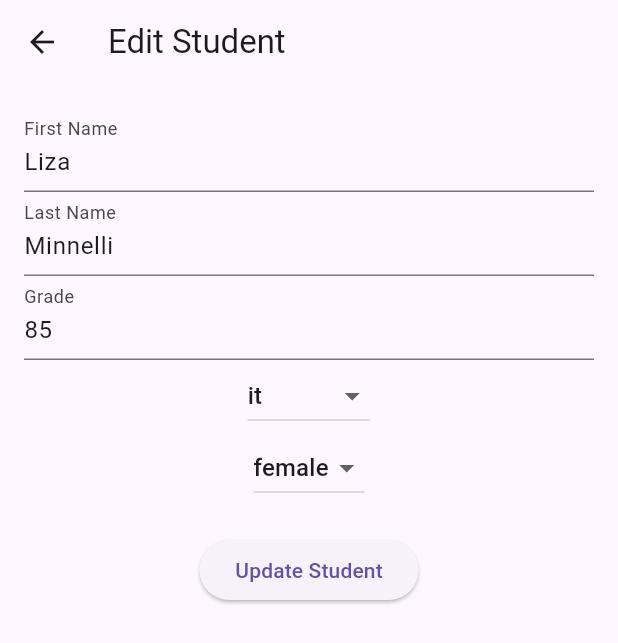
After one commit to kseniia-movchan/lr2, a Flutter app: the screen it shows after launch, after a tap on an icon or button, on a phone screen of 412 x 824 dp. The commit adds this screen. Shown: the top 643 px of the screen. Run offline on Flutter 3.47's test engine with Material 3 defaults, Android fonts, the phone set to English and light mode, and no system bars.

Commit message:
second commit

```diff
--- a/lib/main.dart
+++ b/lib/main.dart
@@ -16,6 +16,8 @@ void main() {
 
 // Головний клас додатку
 class MyApp extends StatelessWidget {
+  const MyApp({super.key});
+
   @override
   Widget build(BuildContext context) {
     return MaterialApp(
@@ -58,6 +60,7 @@ class StudentListScreen extends StatelessWidget {
       gender: Gender.male,
     ),
   ];
+
 
   // Вибір кольору залежно від статі
   Color _getGenderColor(Gender gender) {
--- /dev/null
+++ b/lib/widgets/new_student.dart
@@ -0,0 +1,116 @@
+import 'package:flutter/material.dart';
+import 'students.dart';
+
+// Оновлений екран NewStudent
+class NewStudent extends StatefulWidget {
+  final Student? student; // Можливість отримати існуючого студента для редагування
+
+  const NewStudent({Key? key, this.student}) : super(key: key);
+
+  @override
+  _NewStudentState createState() => _NewStudentState();
+}
+
+class _NewStudentState extends State<NewStudent> {
+  final TextEditingController firstNameController = TextEditingController();
+  final TextEditingController lastNameController = TextEditingController();
+  final TextEditingController gradeController = TextEditingController();
+
+  Department? selectedDepartment;
+  Gender? selectedGender;
+
+  @override
+  void initState() {
+    super.initState();
+    if (widget.student != null) {
+      firstNameController.text = widget.student!.firstName;
+      lastNameController.text = widget.student!.lastName;
+      gradeController.text = widget.student!.grade.toString();
+      selectedDepartment = widget.student!.department;
+      selectedGender = widget.student!.gender;
+    }
+  }
+
+  @override
+  Widget build(BuildContext context) {
+    return Scaffold(
+      appBar: AppBar(
+        title: Text(widget.student == null ? 'Add Student' : 'Edit Student'),
+      ),
+      body: Padding(
+        padding: const EdgeInsets.all(16.0),
+        child: Column(
+          children: [
+            TextField(
+              controller: firstNameController,
+              decoration: const InputDecoration(labelText: 'First Name'),
+            ),
+            TextField(
+              controller: lastNameController,
+              decoration: const InputDecoration(labelText: 'Last Name'),
+            ),
+            TextField(
+              controller: gradeController,
+              decoration: const InputDecoration(labelText: 'Grade'),
+              keyboardType: TextInputType.number,
+            ),
+            DropdownButton<Department>(
+              value: selectedDepartment,
+              onChanged: (Department? newValue) {
+                setState(() {
+                  selectedDepartment = newValue;
+                });
+              },
+              items: Department.values.map<DropdownMenuItem<Department>>((Department value) {
+                return DropdownMenuItem<Department>(
+                  value: value,
+                  child: Text(value.toString().split('.').last),
+                );
+              }).toList(),
+            ),
+            DropdownButton<Gender>(
+              value: selectedGender,
+              onChanged: (Gender? newValue) {
+                setState(() {
+                  selectedGender = newValue;
+                });
+              },
+              items: Gender.values.map<DropdownMenuItem<Gender>>((Gender value) {
+                return DropdownMenuItem<Gender>(
+                  value: value,
+                  child: Text(value.toString().split('.').last),
+                );
+              }).toList(),
+            ),
+            SizedBox(height: 20),
+            ElevatedButton(
+              onPressed: () {
+                if (firstNameController.text.isNotEmpty && lastNameController.text.isNotEmpty && gradeController.text.isNotEmpty && selectedDepartment != null && selectedGender != null) {
+                  final newStudent = Student(
+                    firstName: firstNameController.text,
+                    lastName: lastNameController.text,
+                    department: selectedDepartment!,
+                    grade: int.parse(gradeController.text),
+                    gender: selectedGender!,
+                  );
+
+                  if (widget.student != null) {
+                    Navigator.pop(context, newStudent);
+                  } else {
+                    Navigator.pop(context, newStudent);
+                  }
+                } else {
+
+                  ScaffoldMessenger.of(context).showSnackBar(
+                    SnackBar(content: Text('Please fill all fields')),
+                  );
+                }
+              },
+              child: Text(widget.student == null ? 'Add Student' : 'Update Student'),
+            ),
+          ],
+        ),
+      ),
+    );
+  }
+}
--- a/lib/widgets/student_item.dart
+++ b/lib/widgets/student_item.dart
@@ -4,7 +4,7 @@ import 'students.dart';
 class StudentItem extends StatelessWidget {
   final Student student;
 
-  const StudentItem({Key? key, required this.student}) : super(key: key);
+  const StudentItem({super.key, required this.student});
 
   Color _getGenderColor(Gender gender) {
     return gender == Gender.male ? Colors.blue : Colors.pink;
--- a/lib/widgets/students.dart
+++ b/lib/widgets/students.dart
@@ -1,12 +1,16 @@
 import 'package:flutter/material.dart';
 import 'student_item.dart';
+import 'new_student.dart';
 
-// Enum для департаменту
 enum Department { finance, law, it, medical }
-
-// Enum для статі
 enum Gender { male, female }
 
+class StudentsScreen extends StatefulWidget {
+  const StudentsScreen({super.key});
+
+  @override
+  _StudentsScreenState createState() => _StudentsScreenState();
+}
 // Клас Student
 class Student {
   final String firstName;
@@ -25,7 +29,7 @@ class Student {
 }
 
 //StudentsScreen
-class StudentsScreen extends StatelessWidget {
+class _StudentsScreenState extends State<StudentsScreen> {
 
   final List<Student> students = [
     Student(
@@ -33,21 +37,21 @@ class StudentsScreen extends StatelessWidget {
       lastName: 'Minnelli',
       department: Department.it,
       grade: 85,
-      gender: Gender.male,
+      gender: Gender.female,
     ),
     Student(
       firstName: 'Michael',
       lastName: 'York',
       department: Department.finance,
       grade: 90,
-      gender: Gender.female,
+      gender: Gender.male,
     ),
     Student(
       firstName: 'Joel',
       lastName: 'Grey',
       department: Department.law,
       grade: 88,
-      gender: Gender.female,
+      gender: Gender.male,
     ),
     Student(
       firstName: 'Helmut',
@@ -57,20 +61,91 @@ class StudentsScreen extends StatelessWidget {
       gender: Gender.male,
     ),
   ];
+Future<void> _addNewStudent(BuildContext context) async {
+    final newStudent = await showModalBottomSheet<Student>(
+      context: context,
+      builder: (ctx) => NewStudent(),
+    );
+    if (newStudent != null) {
+      setState(() {
+        students.add(newStudent);
+      });
+    }
+  }
 
 @override
 Widget build(BuildContext context) {
   return Scaffold(
     appBar: AppBar(
       title: const Text('Students'),
+      actions: [
+        IconButton(
+          onPressed: () {
+            _addNewStudent(context);
+          },
+          icon: const Icon(Icons.add),
+        ),
+      ],
     ),
     body: ListView.builder(
       itemCount: students.length,
       itemBuilder: (context, index) {
         final student = students[index];
-          return StudentItem(student: student);
+
+        return Dismissible(
+          key: Key(student.firstName + student.lastName),
+          direction: DismissDirection.endToStart,
+          onDismissed: (direction) {
+            final removedStudent = student;
+
+            setState(() {
+              students.removeAt(index);
+            });
+
+            ScaffoldMessenger.of(context).showSnackBar(
+              SnackBar(
+                content: Text('${removedStudent.firstName} ${removedStudent.lastName} removed'),
+                action: SnackBarAction(
+                  label: 'Undo',
+                  onPressed: () {
+                    setState(() {
+                      students.insert(index, removedStudent);
+                    });
+                  },
+                ),
+              ),
+            );
+          },
+          background: Container(
+            color: Colors.red,
+            alignment: Alignment.centerRight,
+            padding: const EdgeInsets.only(right: 20.0),
+            child: const Icon(Icons.delete, color: Colors.white),
+          ),
+          child: InkWell(
+            onTap: () {
+              _editStudent(context, student, index);
+            },
+            child: StudentItem(student: student),
+          ),
+        );
       },
     ),
   );
 }
+
+
+void _editStudent(BuildContext context, Student student, int index) {
+  Navigator.push(
+    context,
+    MaterialPageRoute(
+      builder: (context) => NewStudent(student: student),
+    ),
+  ).then((updatedStudent) {
+    if (updatedStudent != null && updatedStudent is Student) {
+      setState(() {
+        students[index] = updatedStudent;
+      });
     }
+  });
+}}
```
Lines whose indentation alone changed are shown as unchanged.
